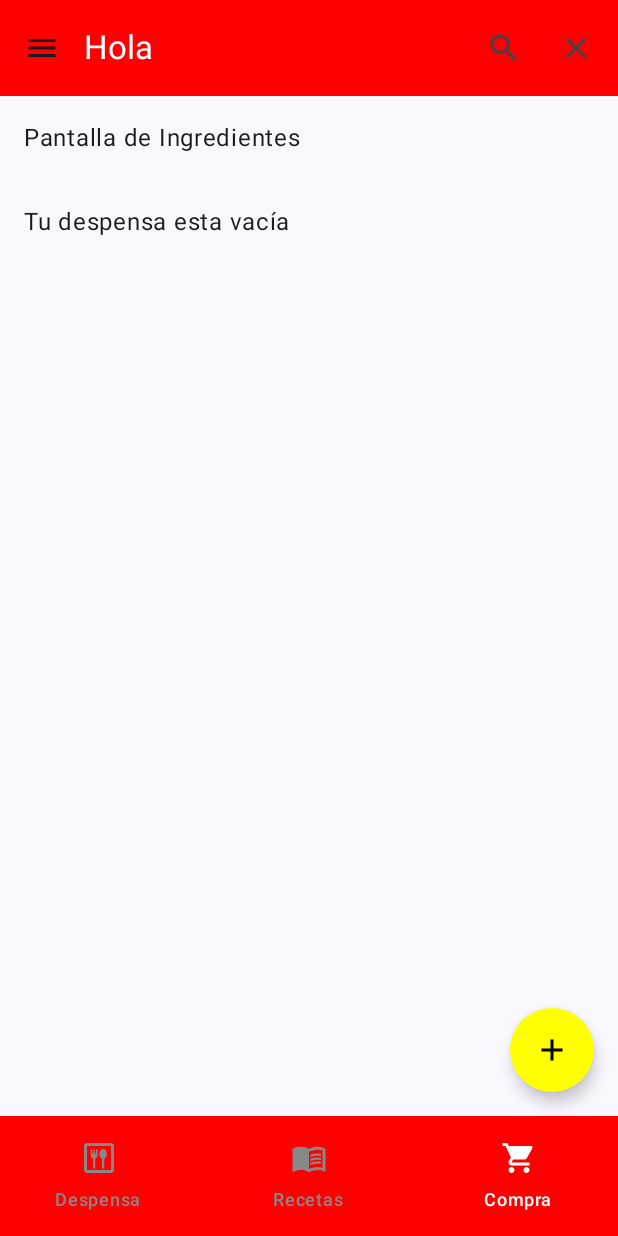
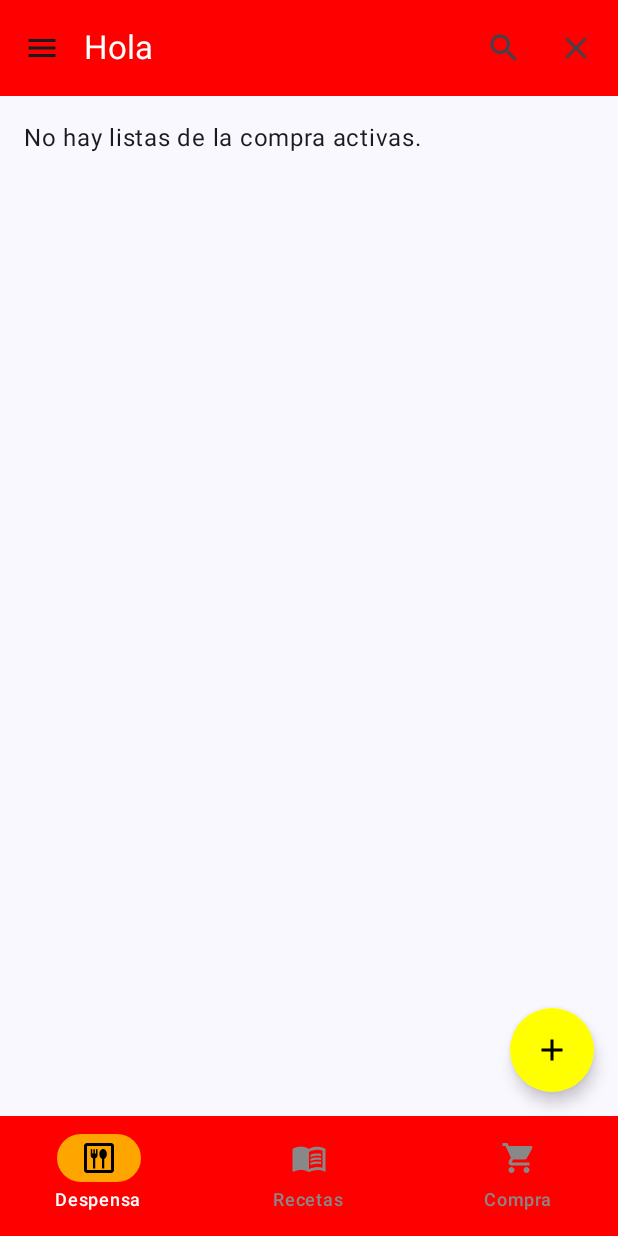
Before and after one commit to LucasTaladrid/PantryToGo, an Android app built with Jetpack Compose: the IngredientsScreen screen opened through its navigation route, item 3 of the bottom bar chosen, on a phone screen of 412 x 824 dp. Run offline under Robolectric (Android 15) with nearby library versions, the phone set to English and light mode, and no system bars; our stand-ins replace Dagger/Hilt's generated code, Firebase (no records; nobody signed in at launch, a user with empty details on screens opened directly).

Commit message:
Navegación correcta entre pantalla de ingredientes y compra

```diff
--- a/app/src/main/java/com/lucasdev/apprecetas/general/ui/bottomBar/BottomBar.kt
+++ b/app/src/main/java/com/lucasdev/apprecetas/general/ui/bottomBar/BottomBar.kt
@@ -18,18 +18,22 @@ import androidx.compose.ui.res.painterResource
 import androidx.compose.ui.tooling.preview.Preview
 
 import com.lucasdev.apprecetas.R
+import com.lucasdev.apprecetas.ui.navigation.Routes
+
 //TODO conseguir que los iconos se puedan clickar
 val orange = Color(0xFFFFA500)
-@Preview(showBackground = true)
 @Composable
-fun BottomBarNavigation() {
+fun BottomBarNavigation(onNavigate: (String) -> Unit) {
     var index by remember { mutableStateOf(0) }
+
     NavigationBar(containerColor = Color.Red) {
 
         NavigationBarItem(
 
             selected = index == 0,
-            onClick = { index = 0 },
+            onClick = {
+                index = 0
+                onNavigate(Routes.Ingredients.route) },
             colors = NavigationBarItemDefaults.colors(
                 selectedIconColor = Color.Black,
                 indicatorColor = orange,
@@ -66,7 +70,8 @@ fun BottomBarNavigation() {
         )
         NavigationBarItem(
             selected = index == 2,
-            onClick = { index = 2 },
+            onClick = { index = 2
+                onNavigate(Routes.Shopping.route)},
             colors = NavigationBarItemDefaults.colors(
                 selectedIconColor = Color.White,
                 indicatorColor = Color.Red,
--- a/app/src/main/java/com/lucasdev/apprecetas/general/ui/scaffold/Scaffold.kt
+++ b/app/src/main/java/com/lucasdev/apprecetas/general/ui/scaffold/Scaffold.kt
@@ -63,7 +63,7 @@ fun AppScaffold(
             },
 
             snackbarHost = { SnackbarHost(snackbarHostState) },
-            bottomBar = { BottomBarNavigation() },
+            bottomBar = { BottomBarNavigation(onNavigate) },
             floatingActionButton = {
                 onFabClick?.let {
                     FAB(onFabClick = it)
--- a/app/src/main/java/com/lucasdev/apprecetas/ingredients/ui/PantryIngredientsScreen.kt
+++ b/app/src/main/java/com/lucasdev/apprecetas/ingredients/ui/PantryIngredientsScreen.kt
@@ -6,7 +6,6 @@ import androidx.compose.foundation.gestures.detectTapGestures
 import androidx.compose.foundation.layout.Arrangement
 import androidx.compose.foundation.layout.Box
 import androidx.compose.foundation.layout.Column
-import androidx.compose.foundation.layout.PaddingValues
 import androidx.compose.foundation.layout.Row
 import androidx.compose.foundation.layout.Spacer
 import androidx.compose.foundation.layout.aspectRatio
@@ -17,9 +16,6 @@ import androidx.compose.foundation.layout.heightIn
 import androidx.compose.foundation.layout.padding
 import androidx.compose.foundation.layout.width
 import androidx.compose.foundation.lazy.LazyColumn
-import androidx.compose.foundation.lazy.grid.GridCells
-import androidx.compose.foundation.lazy.grid.LazyVerticalGrid
-import androidx.compose.foundation.lazy.grid.items
 import androidx.compose.foundation.lazy.items
 import androidx.compose.foundation.shape.RoundedCornerShape
 import androidx.compose.foundation.text.KeyboardOptions
--- /dev/null
+++ b/app/src/main/java/com/lucasdev/apprecetas/shopping/ui/ShoppingListScreen.kt
@@ -0,0 +1,145 @@
+package com.lucasdev.apprecetas.shopping.ui
+
+import androidx.compose.foundation.layout.Box
+import androidx.compose.foundation.layout.Column
+import androidx.compose.foundation.layout.Row
+import androidx.compose.foundation.layout.Spacer
+import androidx.compose.foundation.layout.fillMaxSize
+import androidx.compose.foundation.layout.fillMaxWidth
+import androidx.compose.foundation.layout.padding
+import androidx.compose.foundation.layout.width
+import androidx.compose.foundation.lazy.LazyColumn
+import androidx.compose.foundation.lazy.items
+import androidx.compose.material3.Button
+import androidx.compose.material3.Checkbox
+import androidx.compose.material3.CircularProgressIndicator
+import androidx.compose.material3.MaterialTheme
+import androidx.compose.material3.Text
+import androidx.compose.runtime.Composable
+import androidx.compose.runtime.collectAsState
+import androidx.compose.runtime.getValue
+import androidx.compose.runtime.mutableStateOf
+import androidx.compose.runtime.remember
+import androidx.compose.runtime.setValue
+import androidx.compose.ui.Alignment
+import androidx.compose.ui.Modifier
+import androidx.compose.ui.graphics.Color
+import androidx.compose.ui.unit.dp
+import com.lucasdev.apprecetas.general.ui.scaffold.AppScaffold
+import com.lucasdev.apprecetas.shopping.domain.model.ShoppingItemModel
+
+@Composable
+fun ShoppingListScreen(
+    viewModel: ShoppingListViewModel,
+    onNavigate: (String) -> Unit
+) {
+    val userName = viewModel.userName.collectAsState()
+    val shoppingLists = viewModel.shoppingLists.collectAsState()
+    val loading = viewModel.loading.collectAsState()
+    val error = viewModel.error.collectAsState()
+
+    var showAddDialog by remember { mutableStateOf(false) }
+
+    val currentList = shoppingLists.value.firstOrNull()
+
+    AppScaffold(
+        userName = userName.value,
+        onFabClick = { showAddDialog = true },
+        onNavigate = onNavigate,
+        content = { padding ->
+
+        if (loading.value) {
+            Box(Modifier.fillMaxSize(), contentAlignment = Alignment.Center) {
+                CircularProgressIndicator()
+            }
+            return@AppScaffold
+        }
+
+        if (error.value != null) {
+            Text(
+                text = error.value ?: "",
+                color = Color.Red,
+                modifier = Modifier.padding(16.dp)
+            )
+        }
+
+        currentList?.let { list ->
+            Column(
+                modifier = Modifier
+                    .fillMaxSize()
+                    .padding(padding)
+            ) {
+                Text(
+                    text = "Lista de la Compra",
+                    style = MaterialTheme.typography.titleLarge,
+                    modifier = Modifier.padding(16.dp)
+                )
+
+                LazyColumn(modifier = Modifier.weight(1f)) {
+                    items(list.items) { item ->
+                        ShoppingItemRow(
+                            item = item,
+                            onCheckedChange = { isChecked ->
+                                val updatedItem = item.copy(checked = isChecked)
+                                val updatedList = list.copy(
+                                    items = list.items.map { i -> if (i.ingredientId == item.ingredientId) updatedItem else i }
+                                )
+                                viewModel.updateList(updatedList)
+                            }
+                        )
+                    }
+                }
+
+                Button(
+                    onClick = { viewModel.finalizePurchase(list) },
+                    modifier = Modifier
+                        .fillMaxWidth()
+                        .padding(16.dp)
+                ) {
+                    Text("Finalizar Compra")
+                }
+            }
+        } ?: run {
+            Text(
+                text = "No hay listas de la compra activas.",
+                modifier = Modifier
+                    .padding(padding)
+                    .padding(16.dp)
+            )
+        }
+
+        // Aquí podrías incluir el diálogo para añadir ingrediente
+        if (showAddDialog) {
+            // ShoppingItemDialog(onDismiss = { showAddDialog = false }, onSave = { ... })
+        }
+    }
+    )
+}
+
+@Composable
+fun ShoppingItemRow(
+    item: ShoppingItemModel,
+    onCheckedChange: (Boolean) -> Unit,
+    modifier: Modifier = Modifier
+) {
+    Row(
+        modifier = modifier
+            .fillMaxWidth()
+            .padding(horizontal = 16.dp, vertical = 8.dp),
+        verticalAlignment = Alignment.CenterVertically
+    ) {
+        Checkbox(
+            checked = item.checked,
+            onCheckedChange = onCheckedChange
+        )
+        Spacer(Modifier.width(8.dp))
+        Column {
+            Text(text = item.name, style = MaterialTheme.typography.bodyLarge)
+            Text(
+                text = "${item.quantity} ${item.unit.name}",
+                style = MaterialTheme.typography.bodySmall,
+                color = Color.Gray
+            )
+        }
+    }
+}
--- a/app/src/main/java/com/lucasdev/apprecetas/shopping/ui/ShoppingListViewModel.kt
+++ b/app/src/main/java/com/lucasdev/apprecetas/shopping/ui/ShoppingListViewModel.kt
@@ -1,7 +1,10 @@
 package com.lucasdev.apprecetas.shopping.ui
 
+import android.util.Log
 import androidx.lifecycle.ViewModel
 import androidx.lifecycle.viewModelScope
+import com.google.firebase.auth.FirebaseAuth
+import com.google.firebase.firestore.FirebaseFirestore
 import com.lucasdev.apprecetas.ingredients.domain.model.PantryIngredientModel
 import com.lucasdev.apprecetas.ingredients.domain.usecase.AddIngredientsToPantryFromShoppingUseCase
 import com.lucasdev.apprecetas.shopping.domain.model.ShoppingListModel
@@ -11,6 +14,7 @@ import com.lucasdev.apprecetas.shopping.domain.usecase.GetShoppingListsUseCase
 import com.lucasdev.apprecetas.shopping.domain.usecase.UpdateShoppingListUseCase
 import dagger.hilt.android.lifecycle.HiltViewModel
 import kotlinx.coroutines.flow.MutableStateFlow
+import kotlinx.coroutines.flow.StateFlow
 import kotlinx.coroutines.flow.asStateFlow
 import kotlinx.coroutines.launch
 import javax.inject.Inject
@@ -21,7 +25,7 @@ class ShoppingListViewModel @Inject constructor(
     private val addShoppingList: AddShoppingListUseCase,
     private val updateShoppingList: UpdateShoppingListUseCase,
     private val deleteShoppingList: DeleteShoppingListUseCase,
-    private val addIngredientsToPantry: AddIngredientsToPantryFromShoppingUseCase // opcional, si lo tienes
+    private val addIngredientsToPantry: AddIngredientsToPantryFromShoppingUseCase
 ) : ViewModel() {
 
     private val _shoppingLists = MutableStateFlow<List<ShoppingListModel>>(emptyList())
@@ -33,8 +37,11 @@ class ShoppingListViewModel @Inject constructor(
     private val _error = MutableStateFlow<String?>(null)
     val error = _error.asStateFlow()
 
+    private val _userName = MutableStateFlow("")
+    val userName: StateFlow<String> = _userName
     init {
         loadLists()
+        getUserName()
     }
 
     fun loadLists() {
@@ -48,6 +55,30 @@ class ShoppingListViewModel @Inject constructor(
             } finally {
                 _loading.value = false
             }
+        }
+    }
+    fun getUserName() {
+        val currentUser = FirebaseAuth.getInstance().currentUser
+        if (currentUser != null) {
+            val uid = currentUser.uid
+            FirebaseFirestore.getInstance()
+                .collection("users")
+                .document(uid)
+                .get()
+                .addOnSuccessListener { document ->
+                    if (document != null && document.exists()) {
+                        val firestoreName = document.getString("name")
+                        if (!firestoreName.isNullOrEmpty()) {
+                            _userName.value = firestoreName
+                        }
+                    }
+                }
+                .addOnFailureListener { e ->
+                    Log.e(
+                        "IngredientsViewModel",
+                        "Error al obtener nombre de usuario: ${e.message}"
+                    )
+                }
         }
     }
 
--- a/app/src/main/java/com/lucasdev/apprecetas/ui/navigation/AppNavHost.kt
+++ b/app/src/main/java/com/lucasdev/apprecetas/ui/navigation/AppNavHost.kt
@@ -1,5 +1,6 @@
 package com.lucasdev.apprecetas.ui.navigation
 
+import android.util.Log
 import androidx.compose.runtime.Composable
 import androidx.compose.runtime.LaunchedEffect
 import androidx.compose.runtime.collectAsState
@@ -13,6 +14,8 @@ import com.lucasdev.apprecetas.users.ui.LoginScreenViewModel
 import androidx.hilt.navigation.compose.hiltViewModel
 import com.lucasdev.apprecetas.ingredients.ui.MyIngredientsScreen
 import com.lucasdev.apprecetas.ingredients.ui.PantryIngredientsViewModel
+import com.lucasdev.apprecetas.shopping.ui.ShoppingListScreen
+import com.lucasdev.apprecetas.shopping.ui.ShoppingListViewModel
 import com.lucasdev.apprecetas.users.ui.RegisterScreen
 import com.lucasdev.apprecetas.users.ui.RegisterViewModel
 
@@ -67,5 +70,15 @@ fun AppNavHost(navController: NavHostController,loginScreenViewModel: LoginScree
                 myIngredientsViewModel = hiltViewModel()
             )
         }
+        composable(Routes.Shopping.route){
+            val viewModel: ShoppingListViewModel = hiltViewModel()
+
+            ShoppingListScreen(
+                viewModel = viewModel,
+                onNavigate = { route ->
+                    Log.d("Navigation", "Navigating to $route")
+                    navController.navigate(route) }
+            )
+        }
     }
 }
```
